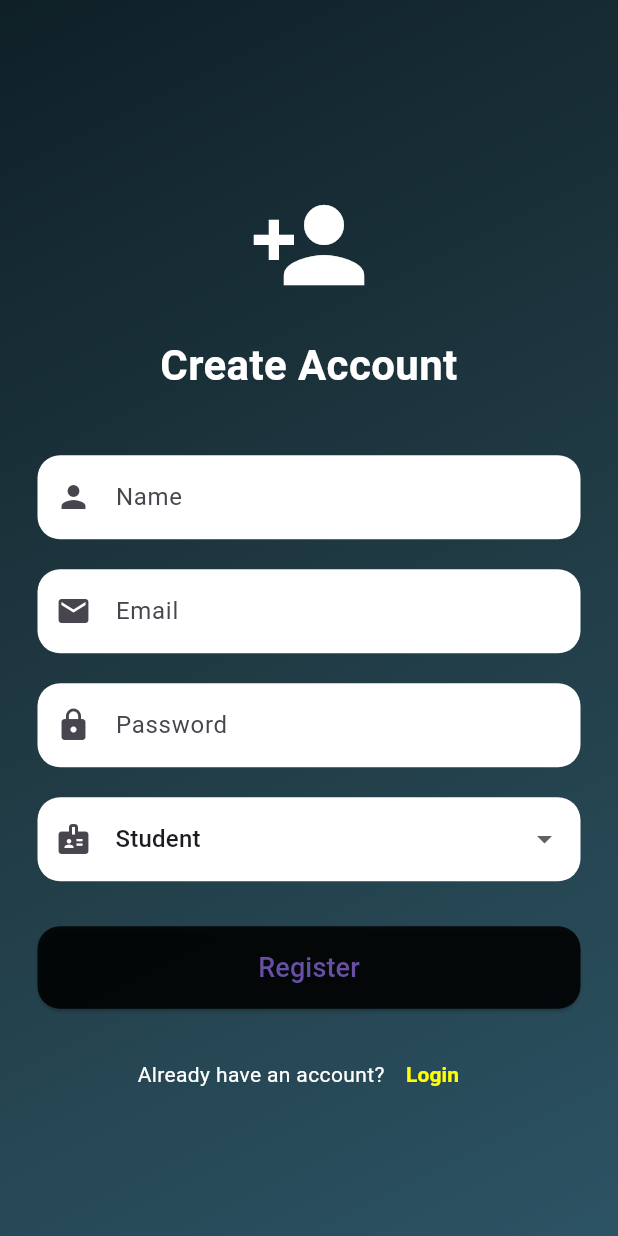
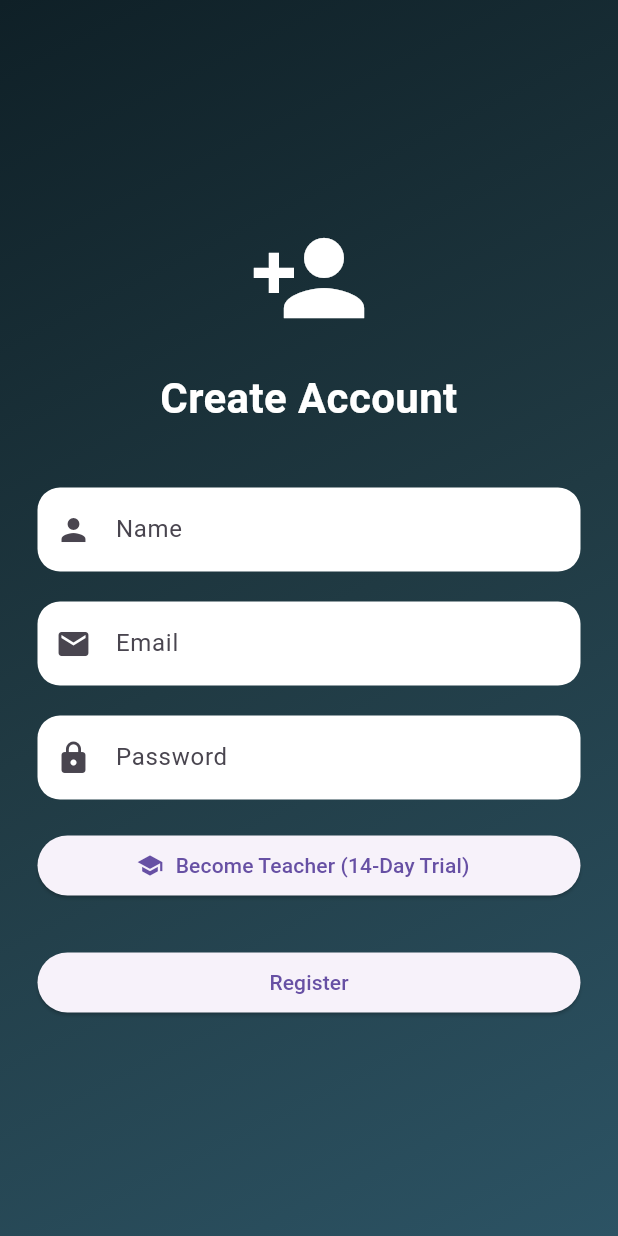
Before and after one commit to Alan-varghese-0/EduBridge, a Flutter app: the RegisterScreen screen opened directly, on a phone screen of 412 x 824 dp. Run offline on Flutter 3.47's test engine with Material 3 defaults, Android fonts, the phone set to English and light mode, and no system bars; our stand-ins replace cloud_firestore, firebase_auth, firebase_core; accounts and stored records are empty.

Commit message:
new registerand connect treacher

```diff
--- a/lib/features/auth/register_screen.dart
+++ b/lib/features/auth/register_screen.dart
@@ -1,6 +1,6 @@
 import 'dart:math';
+import 'package:flutter/material.dart';
 import 'package:mcq_app/core/utility/app_gradients.dart';
-import 'package:flutter/material.dart';
 import 'package:mcq_app/services/auth_service.dart';
 import 'package:mcq_app/services/firestore_services.dart';
 
@@ -16,10 +16,15 @@ class _RegisterState extends State<RegisterScreen> {
   final passwordcontroller = TextEditingController();
   final namecontroller = TextEditingController();
 
-  String role = "student";
+  final subjectController = TextEditingController();
+  final orgController = TextEditingController();
+
+  bool teacherMode = false;
   bool isLoading = false;
 
-  String generateCode() => (1000000 + Random().nextInt(9000000)).toString();
+  String generateCode() {
+    return (1000000 + Random().nextInt(9000000)).toString();
+  }
 
   @override
   Widget build(BuildContext context) {
@@ -34,10 +39,7 @@ class _RegisterState extends State<RegisterScreen> {
               child: Column(
                 crossAxisAlignment: CrossAxisAlignment.stretch,
                 children: [
-                  const SizedBox(height: 40),
-
                   const Icon(Icons.person_add, size: 80, color: Colors.white),
-
                   const SizedBox(height: 20),
 
                   const Text(
@@ -52,14 +54,14 @@ class _RegisterState extends State<RegisterScreen> {
 
                   const SizedBox(height: 40),
 
-                  // Name
+                  /// NAME
                   TextField(
                     controller: namecontroller,
                     decoration: InputDecoration(
                       filled: true,
                       fillColor: Colors.white,
+                      hintText: "Name",
                       prefixIcon: const Icon(Icons.person),
-                      hintText: "Name",
                       border: OutlineInputBorder(
                         borderRadius: BorderRadius.circular(15),
                         borderSide: BorderSide.none,
@@ -69,14 +71,14 @@ class _RegisterState extends State<RegisterScreen> {
 
                   const SizedBox(height: 20),
 
-                  // Email
+                  /// EMAIL
                   TextField(
                     controller: emailcontroller,
                     decoration: InputDecoration(
                       filled: true,
                       fillColor: Colors.white,
+                      hintText: "Email",
                       prefixIcon: const Icon(Icons.email),
-                      hintText: "Email",
                       border: OutlineInputBorder(
                         borderRadius: BorderRadius.circular(15),
                         borderSide: BorderSide.none,
@@ -86,15 +88,15 @@ class _RegisterState extends State<RegisterScreen> {
 
                   const SizedBox(height: 20),
 
-                  // Password
+                  /// PASSWORD
                   TextField(
                     controller: passwordcontroller,
                     obscureText: true,
                     decoration: InputDecoration(
                       filled: true,
                       fillColor: Colors.white,
+                      hintText: "Password",
                       prefixIcon: const Icon(Icons.lock),
-                      hintText: "Password",
                       border: OutlineInputBorder(
                         borderRadius: BorderRadius.circular(15),
                         borderSide: BorderSide.none,
@@ -104,41 +106,57 @@ class _RegisterState extends State<RegisterScreen> {
 
                   const SizedBox(height: 20),
 
-                  // Role Dropdown
-                  DropdownButtonFormField<String>(
-                    value: role,
+                  /// BUTTON TO BECOME TEACHER
+                  if (!teacherMode)
+                    ElevatedButton.icon(
+                      onPressed: () {
+                        setState(() {
+                          teacherMode = true;
+                        });
+                      },
+                      icon: const Icon(Icons.school),
+                      label: const Text("Become Teacher (14-Day Trial)"),
+                    ),
+
+                  /// TEACHER FIELDS
+                  if (teacherMode) ...[
+                    const SizedBox(height: 20),
+
+                    TextField(
+                      controller: subjectController,
                       decoration: InputDecoration(
                         filled: true,
                         fillColor: Colors.white,
-                      prefixIcon: const Icon(Icons.badge),
+                        hintText: "Subject",
+                        prefixIcon: const Icon(Icons.menu_book),
                         border: OutlineInputBorder(
                           borderRadius: BorderRadius.circular(15),
                           borderSide: BorderSide.none,
                         ),
                       ),
-                    items: const [
-                      DropdownMenuItem(
-                        value: "student",
-                        child: Text("Student"),
                     ),
-                      DropdownMenuItem(
-                        value: "teacher",
-                        child: Text("Teacher"),
+
+                    const SizedBox(height: 20),
+
+                    TextField(
+                      controller: orgController,
+                      decoration: InputDecoration(
+                        filled: true,
+                        fillColor: Colors.white,
+                        hintText: "Organization / School",
+                        prefixIcon: const Icon(Icons.school),
+                        border: OutlineInputBorder(
+                          borderRadius: BorderRadius.circular(15),
+                          borderSide: BorderSide.none,
+                        ),
+                      ),
                     ),
                   ],
-                    onChanged: (val) {
-                      setState(() {
-                        role = val!;
-                      });
-                    },
-                  ),
 
                   const SizedBox(height: 30),
 
-                  // Register Button
-                  SizedBox(
-                    height: 55,
-                    child: ElevatedButton(
+                  /// REGISTER BUTTON
+                  ElevatedButton(
                     onPressed: isLoading
                         ? null
                         : () async {
@@ -153,58 +171,37 @@ class _RegisterState extends State<RegisterScreen> {
                             );
 
                             if (user != null) {
+                              final now = DateTime.now();
+                              final trialEnd = now.add(
+                                const Duration(days: 14),
+                              );
+
                               await fs.createuser(
                                 uid: user.uid,
                                 name: namecontroller.text.trim(),
                                 email: emailcontroller.text.trim(),
-                                  role: role,
-                                  referralCode: role == "teacher"
+                                role: teacherMode ? "teacher_trial" : "student",
+                                referralCode: teacherMode
                                     ? generateCode()
                                     : null,
+                                subject: teacherMode
+                                    ? subjectController.text.trim()
+                                    : null,
+                                organization: teacherMode
+                                    ? orgController.text.trim()
+                                    : null,
+                                trialStart: teacherMode ? now : null,
+                                trialEnd: teacherMode ? trialEnd : null,
                               );
                             }
 
                             setState(() => isLoading = false);
+
                             Navigator.pop(context);
                           },
-                      style: ElevatedButton.styleFrom(
-                        backgroundColor: Colors.black87,
-                        shape: RoundedRectangleBorder(
-                          borderRadius: BorderRadius.circular(15),
-                        ),
-                      ),
                     child: isLoading
-                          ? const CircularProgressIndicator(color: Colors.white)
-                          : const Text(
-                              "Register",
-                              style: TextStyle(fontSize: 18),
-                            ),
-                    ),
-                  ),
-
-                  const SizedBox(height: 20),
-
-                  // Back to Login
-                  Row(
-                    mainAxisAlignment: MainAxisAlignment.center,
-                    children: [
-                      const Text(
-                        "Already have an account?",
-                        style: TextStyle(color: Colors.white),
-                      ),
-                      TextButton(
-                        onPressed: () {
-                          Navigator.pop(context);
-                        },
-                        child: const Text(
-                          "Login",
-                          style: TextStyle(
-                            color: Colors.yellowAccent,
-                            fontWeight: FontWeight.bold,
-                          ),
-                        ),
-                      ),
-                    ],
+                        ? const CircularProgressIndicator()
+                        : const Text("Register"),
                   ),
                 ],
               ),
--- a/lib/features/students/student_dashboard.dart
+++ b/lib/features/students/student_dashboard.dart
@@ -44,7 +44,7 @@ class StudentDashboard extends StatelessWidget {
               );
             },
           ),
-          TextButton(
+          IconButton(
             onPressed: () async {
               await FirebaseAuth.instance.signOut();
               Navigator.push(
@@ -52,7 +52,7 @@ class StudentDashboard extends StatelessWidget {
                 AppTransitions.fadeTransition(const LoginScreen()),
               );
             },
-            child: Text("sign out"),
+            icon: Icon(Icons.logout_outlined, color: Colors.white),
           ),
         ],
       ),
--- a/lib/features/teacher/create_qiuz_screen.dart
+++ b/lib/features/teacher/create_qiuz_screen.dart
@@ -27,7 +27,7 @@ class _CreateQiuzScreenState extends State<CreateQiuzScreen> {
                   titlecontroller.text.trim(),
                 );
 
-                Navigator.push(
+                Navigator.pushReplacement(
                   context,
                   MaterialPageRoute(
                     builder: (_) => AddQuestionScreen(quizId: quizId),
```
Also changed, not shown: lib/features/students/connect_teacher_screen.dart (+74 -7 lines), lib/features/teacher/add_question_screen.dart (+11 -1 lines), lib/services/firestore_services.dart (+11 -1 lines). Lines whose indentation alone changed are shown as unchanged.
